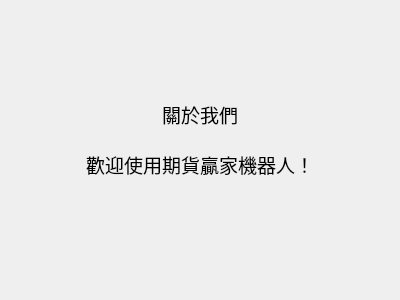
Qt form AboutUS_UI.ui (allen93075/Winner) before a commit.
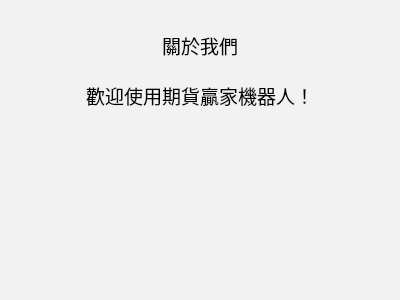
The same form after that commit.

The edit to the form file:
```diff
--- a/AboutUS_UI.ui
+++ b/AboutUS_UI.ui
@@ -13,6 +13,9 @@
   <property name="windowTitle">
    <string>Form</string>
   </property>
+  <property name="styleSheet">
+   <string notr="true">background-color: rgb(242, 242, 242);</string>
+  </property>
   <layout class="QGridLayout" name="gridLayout_2">
    <item row="2" column="1">
     <layout class="QGridLayout" name="gridLayout">
@@ -55,7 +58,7 @@
         <bool>false</bool>
        </property>
        <property name="alignment">
-        <set>Qt::AlignCenter</set>
+        <set>Qt::AlignHCenter|Qt::AlignTop</set>
        </property>
       </widget>
      </item>
```
